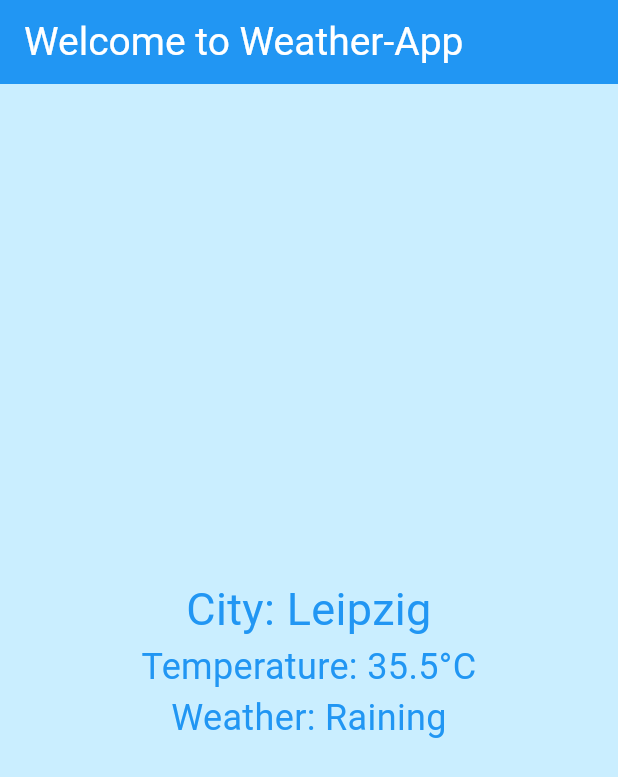
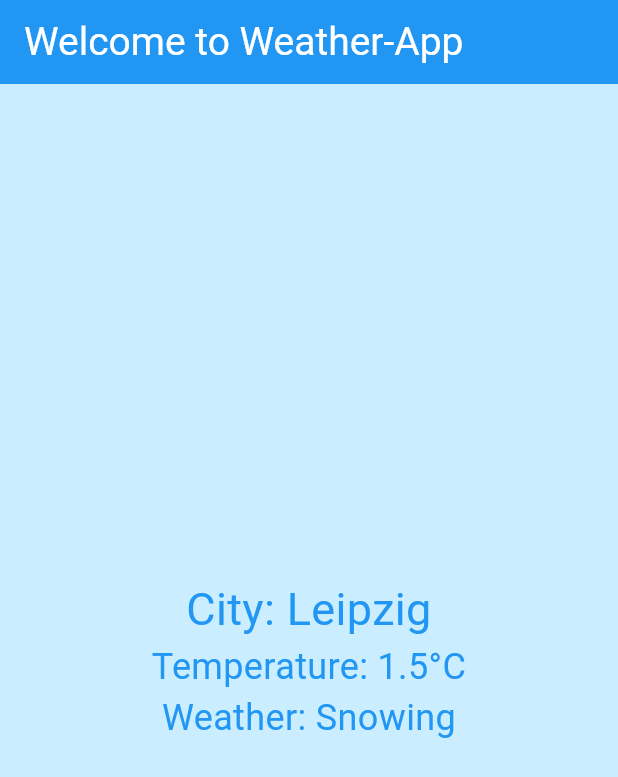
Before and after one commit to FrancescBrau/https---github.com-FrancescBrau-wetter_app_fb, a Flutter app: the screen it shows after launch, on a phone screen of 412 x 824 dp. Shown: the top 777 px of the screen. Run offline on Flutter 3.47's test engine with Material 3 defaults, Android fonts, the phone set to English and light mode, and no system bars.

Commit message:
weatherRepository

```diff
--- a/lib/main.dart
+++ b/lib/main.dart
@@ -1,12 +1,10 @@
 import 'package:flutter/material.dart';
-import 'weather_data.dart';
+import 'package:flutter_application_1/weather_data.dart';
+import 'weather_repository.dart';
 
 void main() {
-  WeatherData weatherData = WeatherData(
-    city: 'Leipzig',
-    temperature: 35.5,
-    weatherCondition: 'Raining',
-  );
+  WeatherRepository weatherRepository = WeatherRepository();
+  WeatherData weatherData = weatherRepository.getWeatherData();
 
   runApp(MyApp(weatherData: weatherData));
 }
@@ -14,7 +12,7 @@ void main() {
 class MyApp extends StatelessWidget {
   final WeatherData weatherData;
 
-  MyApp({required this.weatherData});
+  const MyApp({super.key, required this.weatherData});
 
   @override
   Widget build(BuildContext context) {
@@ -22,7 +20,7 @@ class MyApp extends StatelessWidget {
       title: 'Projekt 12',
       home: Scaffold(
         appBar: AppBar(
-          title: Text(
+          title: const Text(
             'Welcome to Weather-App',
             style: TextStyle(
               fontSize: 26.0,
@@ -41,7 +39,7 @@ class MyApp extends StatelessWidget {
             children: [
               Text(
                 'City: ${weatherData.city}',
-                style: TextStyle(
+                style: const TextStyle(
                   color: Colors.blue,
                   fontSize: 30.0,
                 ),
@@ -49,7 +47,7 @@ class MyApp extends StatelessWidget {
               ),
               Text(
                 'Temperature: ${weatherData.temperature}°C',
-                style: TextStyle(
+                style: const TextStyle(
                   color: Colors.blue,
                   fontSize: 24.0,
                 ),
@@ -57,7 +55,7 @@ class MyApp extends StatelessWidget {
               ),
               Text(
                 'Weather: ${weatherData.weatherCondition}',
-                style: TextStyle(
+                style: const TextStyle(
                   color: Colors.blue,
                   fontSize: 24.0,
                 ),
```
Also changed, not shown: lib/weather_repository.dart (added, +15 -0 lines).
